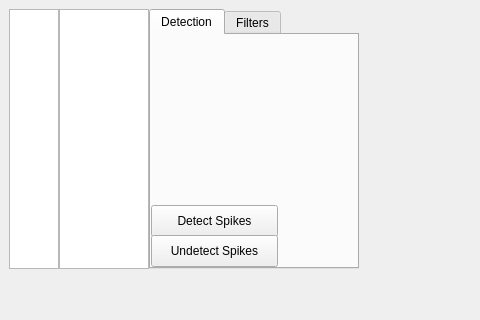
Qt form mainwindow.ui (LeoJW/ampsorter) before a commit; both pictures show x 0 to 480 and y 0 to 320 of the 976 by 673 pixel window.
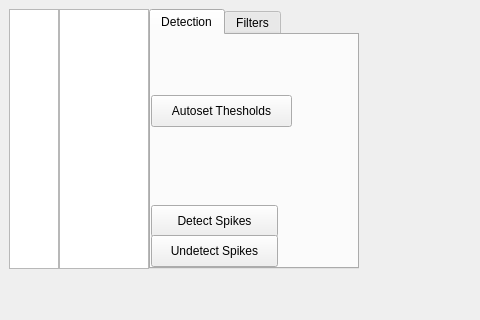
The same form after that commit. The open tabs and pages were chosen to show the change. Custom widgets are drawn as their Qt base class.

Commit message: spike unit selection and invalidation implemented

What changed in the file:
```diff
--- a/mainwindow.ui
+++ b/mainwindow.ui
@@ -77,6 +77,19 @@
          <string>Undetect Spikes</string>
         </property>
        </widget>
+       <widget class="QPushButton" name="autosetThresholdsButton">
+        <property name="geometry">
+         <rect>
+          <x>0</x>
+          <y>60</y>
+          <width>141</width>
+          <height>32</height>
+         </rect>
+        </property>
+        <property name="text">
+         <string>Autoset Thesholds</string>
+        </property>
+       </widget>
       </widget>
       <widget class="QWidget" name="tab_filter">
        <attribute name="title">
@@ -465,6 +478,12 @@
    <header>pyqtgraph</header>
    <container>1</container>
   </customwidget>
+  <customwidget>
+   <class>SelectPlotWidget</class>
+   <extends>QWidget</extends>
+   <header>selectplotwidget</header>
+   <container>1</container>
+  </customwidget>
  </customwidgets>
  <resources/>
  <connections/>
```
Left out of the diff: 2 changed lines with no effect on the pictures. The commit also changes 2 other files.
